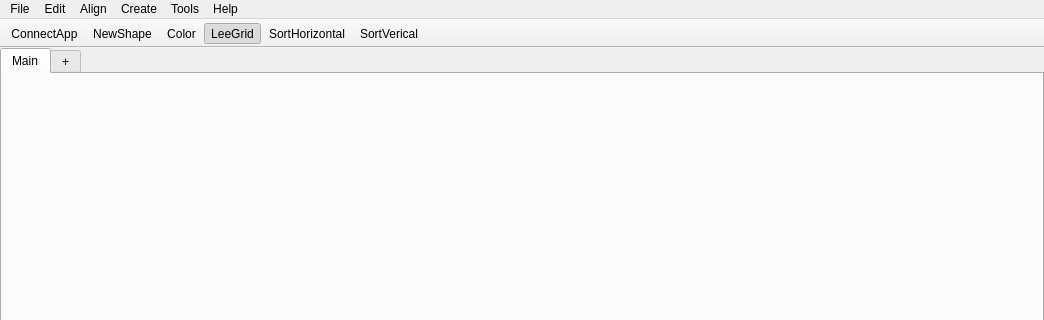
Qt form ui/leePicker.ui (leetdvn/LeePickerX) before a commit; both pictures show x 0 to 1044 and y 0 to 320 of the 1044 by 630 pixel window.
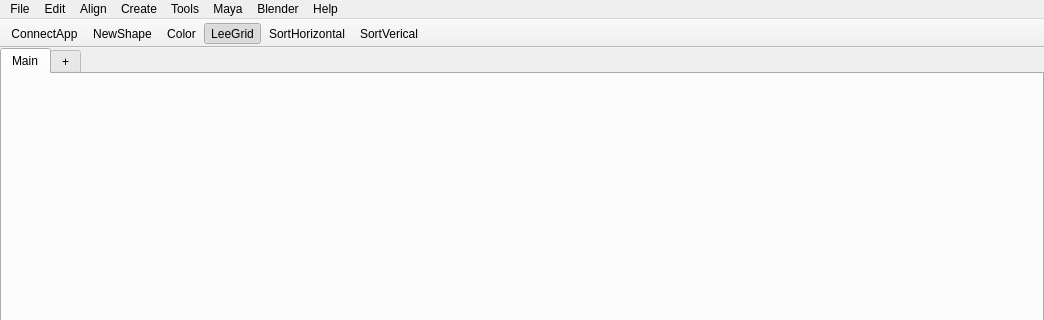
The same form after that commit. Icons and pictures are not drawn.

```diff
--- a/ui/leePicker.ui
+++ b/ui/leePicker.ui
@@ -267,11 +267,23 @@
     </property>
     <addaction name="actionASPICKER"/>
    </widget>
+   <widget class="QMenu" name="menuMaya">
+    <property name="title">
+     <string>Maya</string>
+    </property>
+   </widget>
+   <widget class="QMenu" name="menuBlender">
+    <property name="title">
+     <string>Blender</string>
+    </property>
+   </widget>
    <addaction name="menuFile"/>
    <addaction name="menuHelp"/>
    <addaction name="menuAlign"/>
    <addaction name="menuCreate"/>
    <addaction name="menuThirparty"/>
+   <addaction name="menuMaya"/>
+   <addaction name="menuBlender"/>
    <addaction name="menuHelp_2"/>
   </widget>
   <widget class="QToolBar" name="mainToolBar">
```
